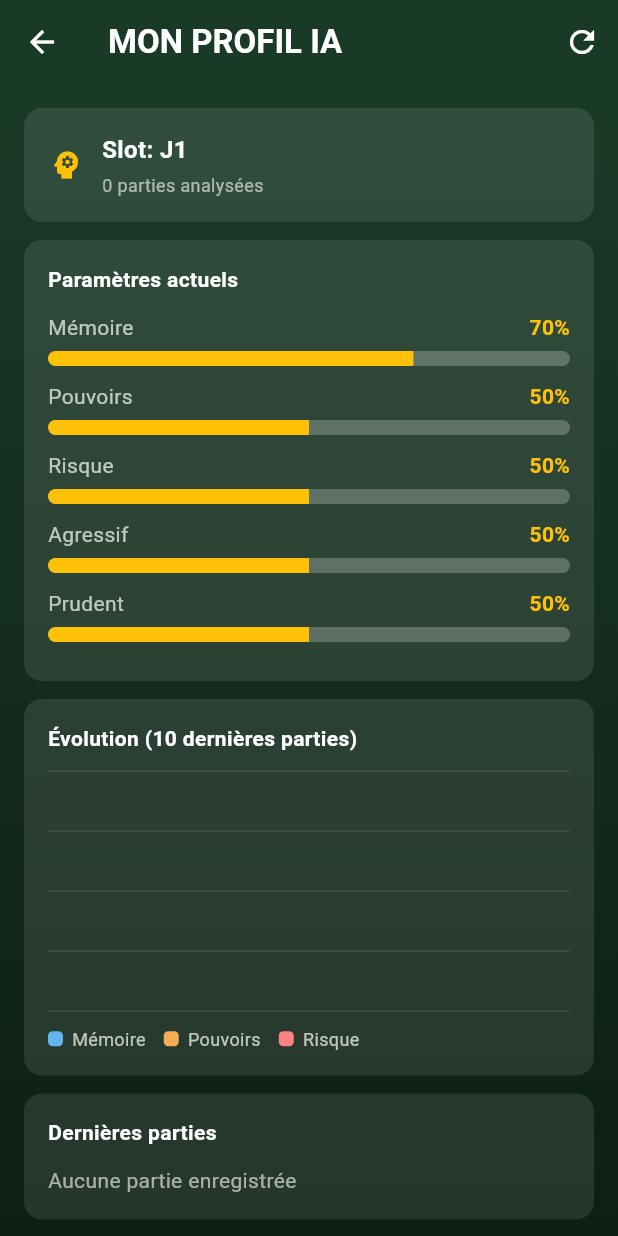
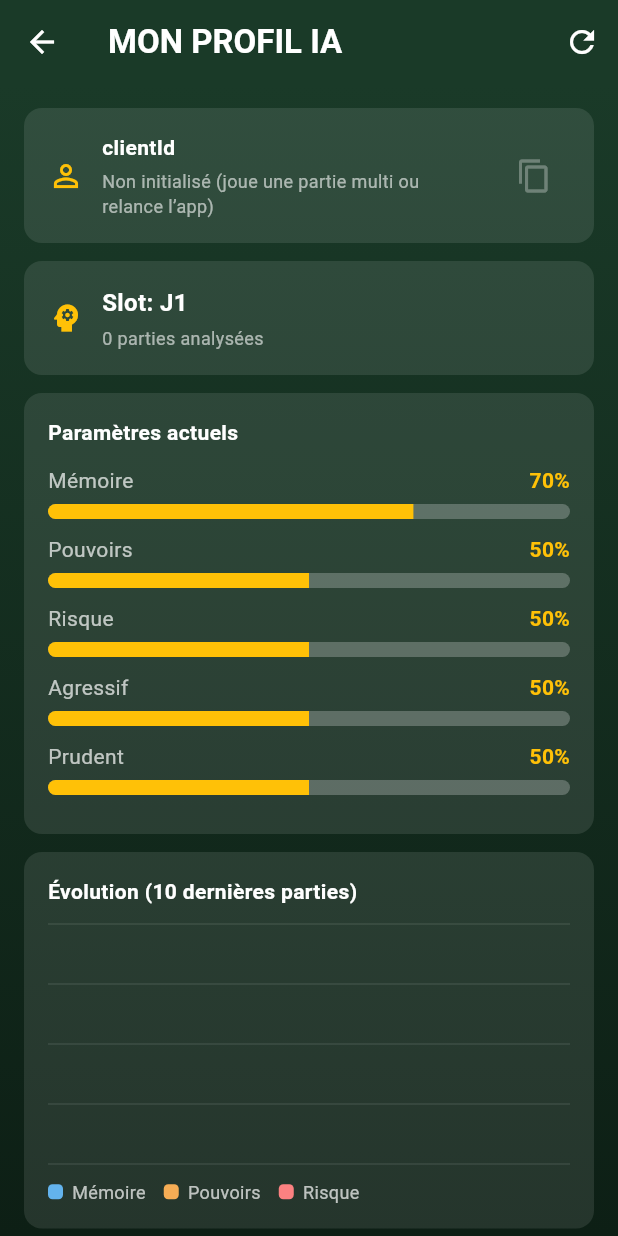
Before and after one commit to fiftycommit/dutch, a Flutter app: the AiProfileScreen screen opened by its route, on a phone screen of 412 x 824 dp. Run offline on Flutter 3.47's test engine with Material 3 defaults, Android fonts, the phone set to English and light mode, and no system bars; our stand-ins replace audioplayers, flutter_svg, go_router, hive_flutter, shared_preferences, socket_io_client; accounts and stored records are empty.

Commit message:
feat(debug): show and copy multiplayer_client_id in Mon profil IA

```diff
--- a/lib/screens/ai_profile_screen.dart
+++ b/lib/screens/ai_profile_screen.dart
@@ -1,7 +1,9 @@
 import 'dart:async';
 
 import 'package:flutter/material.dart';
+import 'package:flutter/services.dart';
 import 'package:go_router/go_router.dart';
+import 'package:shared_preferences/shared_preferences.dart';
 
 import '../models/player_learning_data.dart';
 import '../services/player_learning_service.dart';
@@ -23,6 +25,7 @@ class _AiProfileScreenState extends State<AiProfileScreen> {
 
   PlayerProfile? _profile;
   List<PlayerGameRecord> _history = const [];
+  String? _clientId;
 
   Timer? _refreshTimer;
   bool _loading = true;
@@ -42,10 +45,13 @@ class _AiProfileScreenState extends State<AiProfileScreen> {
 
   Future<void> _load() async {
     try {
+      final prefs = await SharedPreferences.getInstance();
+      final clientId = prefs.getString('multiplayer_client_id');
       final profile = await _service.getProfile(slotId: widget.slotId);
       final history = await _service.getHistory(slotId: widget.slotId);
       if (!mounted) return;
       setState(() {
+        _clientId = clientId;
         _profile = profile;
         _history = history;
         _loading = false;
@@ -134,6 +140,8 @@ class _AiProfileScreenState extends State<AiProfileScreen> {
       child: ListView(
         padding: const EdgeInsets.all(16),
         children: [
+          _ClientIdCard(clientId: _clientId),
+          const SizedBox(height: 12),
           _InfoCard(
             title: 'Slot',
             value: 'J${widget.slotId}',
@@ -208,6 +216,66 @@ class _InfoCard extends StatelessWidget {
                   style: const TextStyle(color: Colors.white60, fontSize: 12),
                 ),
               ],
+            ),
+          ),
+        ],
+      ),
+    );
+  }
+}
+
+class _ClientIdCard extends StatelessWidget {
+  final String? clientId;
+
+  const _ClientIdCard({
+    required this.clientId,
+  });
+
+  @override
+  Widget build(BuildContext context) {
+    final value = clientId;
+
+    return Container(
+      padding: const EdgeInsets.all(16),
+      decoration: BoxDecoration(
+        color: Colors.white.withValues(alpha: 0.1),
+        borderRadius: BorderRadius.circular(12),
+      ),
+      child: Row(
+        children: [
+          const Icon(Icons.perm_identity, color: Colors.amber),
+          const SizedBox(width: 12),
+          Expanded(
+            child: Column(
+              crossAxisAlignment: CrossAxisAlignment.start,
+              children: [
+                const Text(
+                  'clientId',
+                  style: TextStyle(color: Colors.white, fontWeight: FontWeight.bold),
+                ),
+                const SizedBox(height: 4),
+                Text(
+                  value ?? 'Non initialisé (joue une partie multi ou relance l’app)',
+                  style: const TextStyle(color: Colors.white60, fontSize: 12),
+                ),
+              ],
+            ),
+          ),
+          const SizedBox(width: 10),
+          IconButton(
+            tooltip: 'Copier',
+            onPressed: value == null
+                ? null
+                : () async {
+                    await Clipboard.setData(ClipboardData(text: value));
+                    if (!context.mounted) return;
+                    ScaffoldMessenger.of(context).showSnackBar(
+                      const SnackBar(content: Text('clientId copié')),
+                    );
+                  },
+            icon: Icon(
+              Icons.copy,
+              color: value == null ? Colors.white30 : Colors.white,
             ),
           ),
         ],
```
